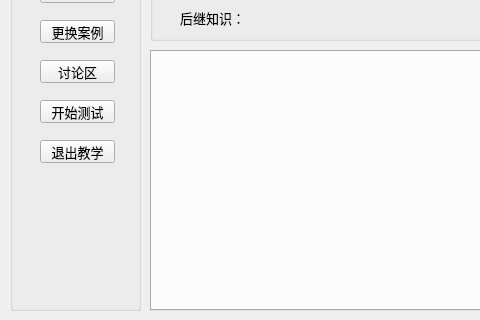
This is PatternKnowledgeEducationSystem/teach.ui in JosanSun/NewGenerationNetworkEducation as Qt 5 draws it before an edit; both pictures show x 0 to 480 and y 410 to 730 of the 870 by 730 pixel window. The edited form follows.
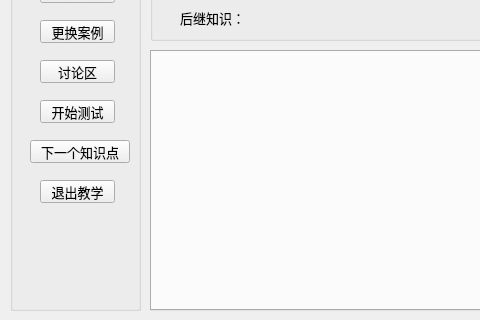
This is the edited form. Icons and pictures are not drawn.

Diff of the .ui file:
```diff
--- a/PatternKnowledgeEducationSystem/teach.ui
+++ b/PatternKnowledgeEducationSystem/teach.ui
@@ -350,7 +350,7 @@
     <property name="geometry">
      <rect>
       <x>30</x>
-      <y>200</y>
+      <y>240</y>
       <width>75</width>
       <height>23</height>
      </rect>
@@ -372,6 +372,19 @@
      <string>讨论区</string>
     </property>
    </widget>
+   <widget class="QPushButton" name="nextKnowledgeButton">
+    <property name="geometry">
+     <rect>
+      <x>20</x>
+      <y>200</y>
+      <width>100</width>
+      <height>23</height>
+     </rect>
+    </property>
+    <property name="text">
+     <string>下一个知识点</string>
+    </property>
+   </widget>
   </widget>
  </widget>
  <layoutdefault spacing="6" margin="11"/>
```
